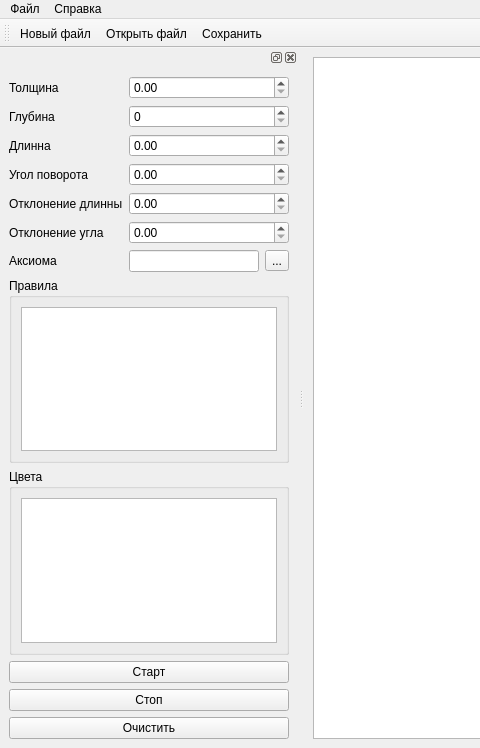
This is MWidgets/uis/mainwindow.ui in salam99823/fractal-pattern-generator as Qt 5 draws it before an edit; both pictures show x 0 to 480 and y 0 to 748 of the 968 by 748 pixel window. The edited form follows.
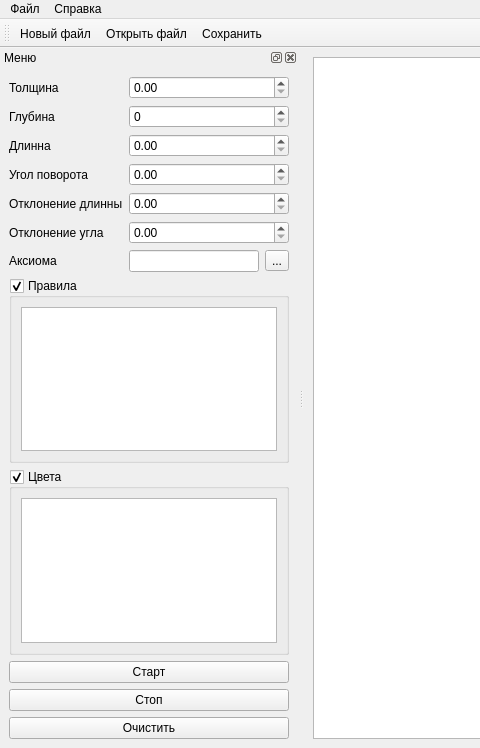
This is the edited form. Icons and pictures are not drawn. Custom widgets are drawn as their Qt base class.

```diff
--- a/MWidgets/uis/mainwindow.ui
+++ b/MWidgets/uis/mainwindow.ui
@@ -35,6 +35,9 @@
    <property name="allowedAreas">
     <set>Qt::LeftDockWidgetArea|Qt::RightDockWidgetArea</set>
    </property>
+      <property name="windowTitle">
+          <string>Меню</string>
+   </property>
    <attribute name="dockWidgetArea">
     <number>1</number>
    </attribute>
@@ -157,6 +160,9 @@
        <property name="title">
         <string>Правила</string>
        </property>
+          <property name="checkable">
+              <bool>true</bool>
+          </property>
        <layout class="QVBoxLayout" name="_3">
         <item>
          <widget class="MText_list_Widget" name="rules_list">
@@ -176,6 +182,9 @@
        <property name="title">
         <string>Цвета</string>
        </property>
+          <property name="checkable">
+              <bool>true</bool>
+          </property>
        <layout class="QVBoxLayout" name="_2">
         <item>
          <widget class="MColor_list_Widget" name="colors_list">
```
Left out of the diff: 50 changed lines with no effect on the pictures.
